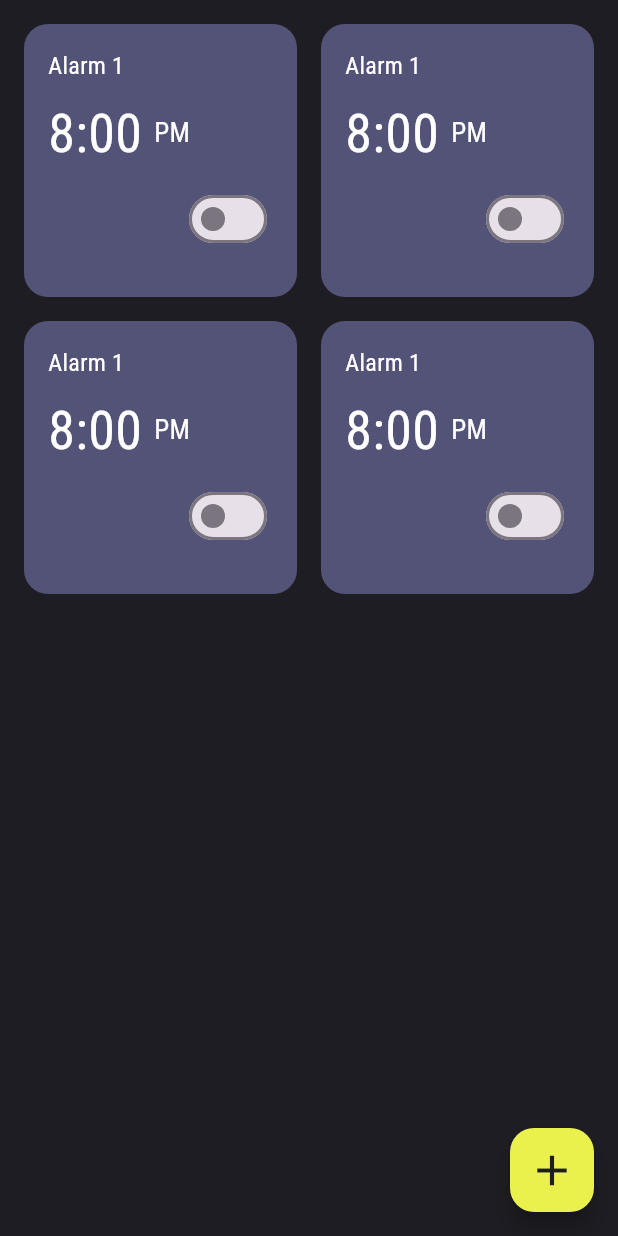
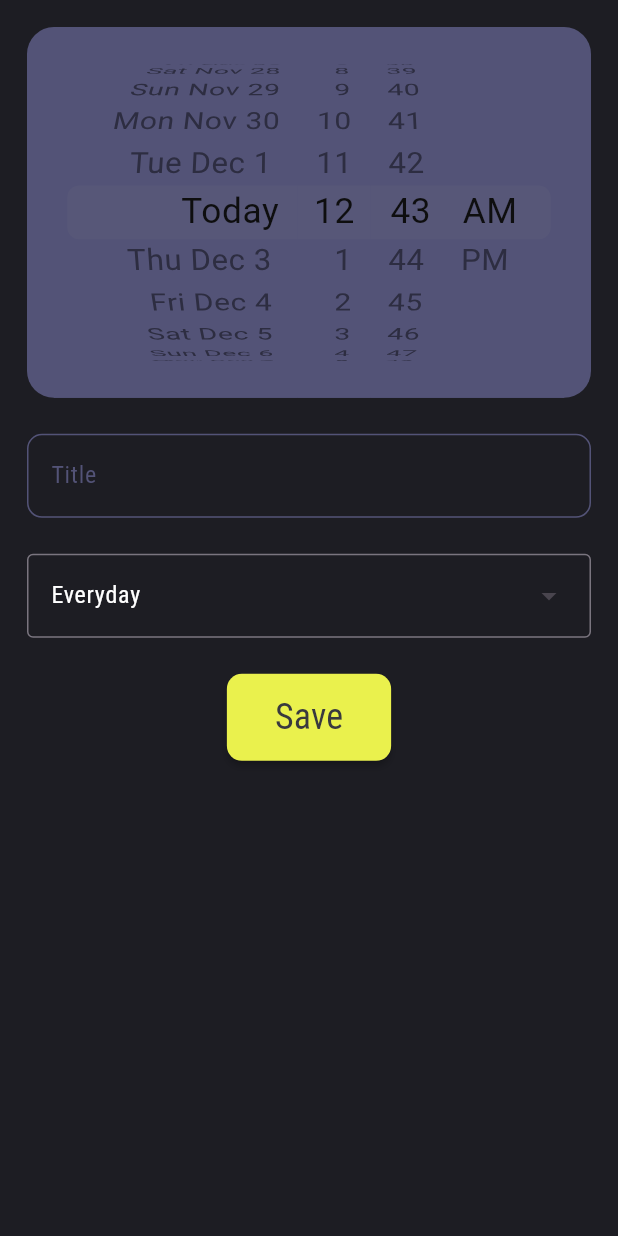
Before and after one commit to youssefhedefa/alarm_app, a Flutter app: the screen it shows after launch, after a tap on the "add" icon, on a phone screen of 412 x 824 dp. Run offline on Flutter 3.47's test engine with Material 3 defaults, Android fonts, the light colour scheme and no system bars.

Commit message:
Add alarm model.

```diff
--- a/lib/alarm_app.dart
+++ b/lib/alarm_app.dart
@@ -1,9 +1,12 @@
-import 'package:alarm_app/ui/home_screen.dart';
+import 'package:alarm_app/routing/routing_constances.dart';
+import 'package:alarm_app/routing/routing_manager.dart';
 import 'package:flutter/material.dart';
 
 
 class MyApp extends StatelessWidget {
-  const MyApp({super.key});
+  const MyApp({super.key, required this.routingManager});
+
+  final AppRoutingManager routingManager;
 
   @override
   Widget build(BuildContext context) {
@@ -15,8 +18,8 @@ class MyApp extends StatelessWidget {
         useMaterial3: true,
         fontFamily: 'Roboto',
       ),
-
-      home: const HomeScreen(),
+      onGenerateRoute: routingManager.onGenerateRoute,
+      initialRoute: AppRoutingConstances.home,
     );
   }
 }
--- a/lib/helpers/text_style_helper.dart
+++ b/lib/helpers/text_style_helper.dart
@@ -39,5 +39,11 @@ abstract class AppTextStyleHelper{
     fontWeight: FontWeight.w500,
   );
 
+  static const TextStyle font24BlackMedium = TextStyle(
+    color: AppColorHelper.blackColor,
+    fontSize: 24,
+    fontWeight: FontWeight.w500,
+  );
+
 
 }
--- a/lib/main.dart
+++ b/lib/main.dart
@@ -1,6 +1,9 @@
 import 'package:alarm_app/alarm_app.dart';
+import 'package:alarm_app/routing/routing_manager.dart';
 import 'package:flutter/material.dart';
 
 void main() {
-  runApp(const MyApp());
+  runApp( MyApp(
+    routingManager: AppRoutingManager(),
+  ));
 }
--- /dev/null
+++ b/lib/model/alarm_model.dart
@@ -0,0 +1,16 @@
+class AlarmModel{
+  int id;
+  String alarmTime;
+  String alarmTitle;
+  String alarmTone;
+  bool alarmActive;
+
+  AlarmModel({
+    required this.id,
+    required this.alarmTime,
+    required this.alarmTitle,
+    required this.alarmTone,
+    required this.alarmActive,
+  });
+
+}
--- /dev/null
+++ b/lib/routing/routing_constances.dart
@@ -0,0 +1,4 @@
+abstract class AppRoutingConstances{
+  static const String home = '/';
+  static const String addAlarm = '/addAlarm';
+}
--- /dev/null
+++ b/lib/routing/routing_manager.dart
@@ -0,0 +1,17 @@
+import 'package:alarm_app/routing/routing_constances.dart';
+import 'package:alarm_app/ui/home_screen.dart';
+import 'package:alarm_app/ui/widgets/add_alarm.dart';
+import 'package:flutter/material.dart';
+
+class AppRoutingManager{
+  Route? onGenerateRoute(RouteSettings settings){
+    switch(settings.name){
+      case AppRoutingConstances.home:
+        return MaterialPageRoute(builder: (context) => const HomeScreen());
+      case AppRoutingConstances.addAlarm:
+        return MaterialPageRoute(builder: (context) => const AddAlarm());
+      default:
+        return null;
+    }
+  }
+}
--- a/lib/ui/home_screen.dart
+++ b/lib/ui/home_screen.dart
@@ -1,4 +1,5 @@
 import 'package:alarm_app/helpers/color_helper.dart';
+import 'package:alarm_app/routing/routing_constances.dart';
 import 'package:alarm_app/ui/widgets/alarm_item.dart';
 import 'package:flutter/material.dart';
 
@@ -33,6 +34,7 @@ class HomeScreen extends StatelessWidget {
     return FloatingActionButton(
       backgroundColor: AppColorHelper.yellowColor,
       onPressed: () {
+        Navigator.pushNamed(context, AppRoutingConstances.addAlarm);
       },
       child: const Icon(
           Icons.add,
--- /dev/null
+++ b/lib/ui/widgets/add_alarm.dart
@@ -0,0 +1,114 @@
+import 'package:alarm_app/helpers/color_helper.dart';
+import 'package:alarm_app/helpers/text_style_helper.dart';
+import 'package:flutter/cupertino.dart';
+import 'package:flutter/material.dart';
+
+class AddAlarm extends StatelessWidget {
+  const AddAlarm({super.key});
+
+  @override
+  Widget build(BuildContext context) {
+    return Scaffold(
+      backgroundColor: AppColorHelper.backgroundColor,
+      body: SafeArea(
+        child: Padding(
+          padding: const EdgeInsets.all(18.0),
+          child: SingleChildScrollView(
+            child: Column(
+              mainAxisSize: MainAxisSize.min,
+              children: [
+                Container(
+                  height: MediaQuery.of(context).size.height * 0.3,
+                  width: MediaQuery.of(context).size.width,
+                  decoration: BoxDecoration(
+                    color: AppColorHelper.disableColor,
+                    borderRadius: BorderRadius.circular(18),
+                  ),
+                  child: CupertinoDatePicker(
+                    backgroundColor: AppColorHelper.disableColor,
+                    minimumDate: DateTime.now(),
+                    mode: CupertinoDatePickerMode.dateAndTime,
+                    onDateTimeChanged: (DateTime dateTime) {},
+                  ),
+                ),
+                const SizedBox(height: 24),
+                TextField(
+                  style: AppTextStyleHelper.font16whiteMedium,
+                  cursorColor: AppColorHelper.disableColor,
+                  decoration: InputDecoration(
+                    hintText: 'Title',
+                    hintStyle: AppTextStyleHelper.font16disableMedium,
+                    border: buildBorder(),
+                    enabledBorder: buildBorder(),
+                    focusedBorder: buildBorder(),
+                  ),
+                ),
+                const SizedBox(height: 24),
+                DropdownMenu(
+                  menuHeight: 250,
+                  width: MediaQuery.of(context).size.width - 32,
+                  initialSelection: 0,
+                  textStyle: AppTextStyleHelper.font16whiteMedium,
+                  menuStyle: MenuStyle(
+                    backgroundColor: MaterialStateColor.resolveWith(
+                      (states) => AppColorHelper.disableColor,
+                    ),
+                  ),
+                  onSelected: (int? value) {
+                    print(value);
+                  },
+                  dropdownMenuEntries: dropDownItemMaker(
+                      items: ['Everyday', 'Weekdays', 'Weekends', 'Custom']),
+                ),
+                const SizedBox(height: 24),
+                MaterialButton(
+                  onPressed: () {},
+                  color: AppColorHelper.yellowColor,
+                  shape: RoundedRectangleBorder(
+                    borderRadius: BorderRadius.circular(10),
+                  ),
+                  padding:
+                      const EdgeInsets.symmetric(vertical: 12, horizontal: 32),
+                  child: const Text(
+                    'Save',
+                    style: AppTextStyleHelper.font24BlackMedium,
+                  ),
+                ),
+              ],
+            ),
+          ),
+        ),
+      ),
+    );
+  }
+
+  buildBorder() {
+    return const OutlineInputBorder(
+      borderSide: BorderSide(
+        color: AppColorHelper.disableColor,
+      ),
+      borderRadius: BorderRadius.all(
+        Radius.circular(10),
+      ),
+    );
+  }
+
+  List<DropdownMenuEntry<int>> dropDownItemMaker({required List items}) {
+    List<DropdownMenuEntry<int>> dropDownItems = [];
+
+    for (int i = 0; i < items.length; i++) {
+      dropDownItems.add(
+        DropdownMenuEntry(
+          value: i,
+          label: items[i],
+          labelWidget: Text(
+            items[i].toString(),
+            style: AppTextStyleHelper.font16whiteMedium,
+          ),
+        ),
+      );
+    }
+
+    return dropDownItems;
+  }
+}
--- a/lib/ui/widgets/alarm_item.dart
+++ b/lib/ui/widgets/alarm_item.dart
@@ -26,6 +26,8 @@ class _AlarmItemState extends State<AlarmItem> {
         children: [
           const Text(
             'Alarm 1',
+            maxLines: 1,
+            overflow: TextOverflow.ellipsis,
             style: AppTextStyleHelper.font16whiteMedium,
           ),
           const SizedBox(height: 8),
```
Also changed, not shown: 4 other files.
